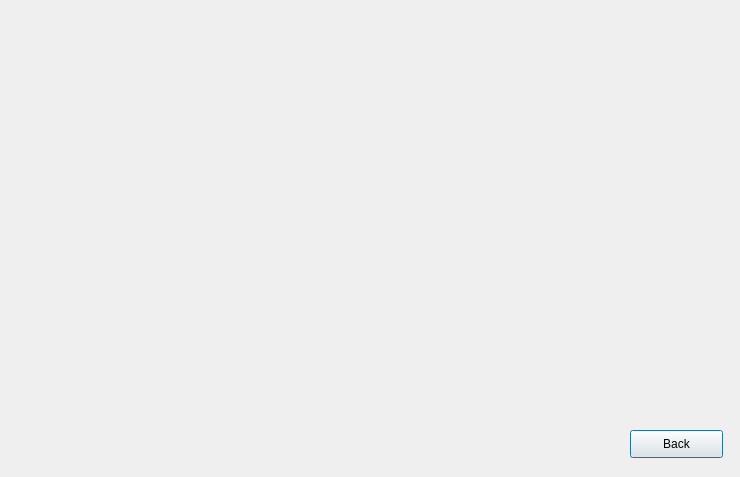
Above: src/dialogcurrentschedule.ui from MarioFernandes73/FEUP_IART before the change. Below: the same form after it.
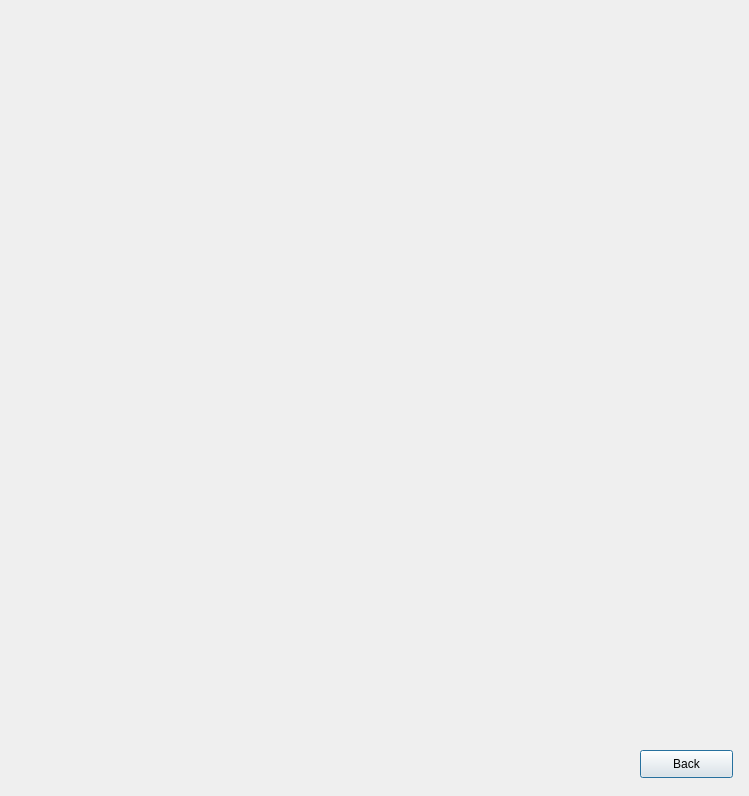
That is the form after the change.

Commit message: janela com dimensoes

```diff
--- a/src/dialogcurrentschedule.ui
+++ b/src/dialogcurrentschedule.ui
@@ -6,8 +6,8 @@
    <rect>
     <x>0</x>
     <y>0</y>
-    <width>740</width>
-    <height>477</height>
+    <width>749</width>
+    <height>796</height>
    </rect>
   </property>
   <property name="windowTitle">
@@ -16,8 +16,8 @@
   <widget class="QPushButton" name="pushButton_5">
    <property name="geometry">
     <rect>
-     <x>630</x>
-     <y>430</y>
+     <x>640</x>
+     <y>750</y>
      <width>93</width>
      <height>28</height>
     </rect>
```
The commit also changes 5 other files.
